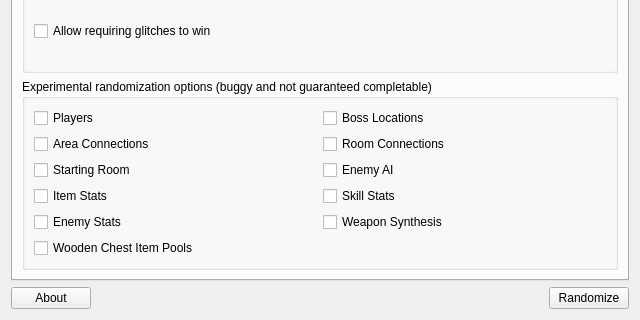
Old version of the form randomizer.ui in the repository LagoLunatic/dsvrandom; both pictures show x 0 to 640 and y 264 to 584 of the 640 by 584 pixel window.
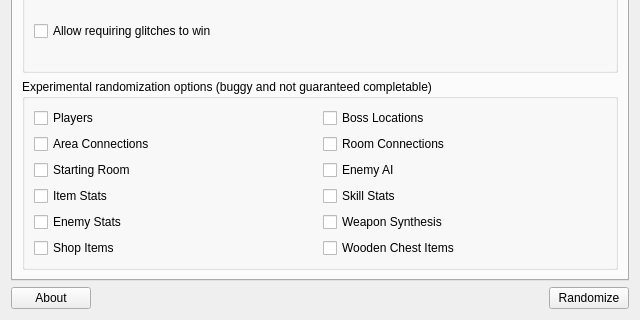
New version of the form. Icons and pictures are not drawn.

Commit message: Add shop randomizer

The edit to the form file:
```diff
--- a/randomizer.ui
+++ b/randomizer.ui
@@ -292,10 +292,17 @@
           </item>
           <item>
            <layout class="QHBoxLayout" name="horizontalLayout_13">
+            <item>
+             <widget class="QCheckBox" name="randomize_shop">
+              <property name="text">
+               <string>Shop Items</string>
+              </property>
+             </widget>
+            </item>
             <item>
              <widget class="QCheckBox" name="randomize_wooden_chests">
               <property name="text">
-               <string>Wooden Chest Item Pools</string>
+               <string>Wooden Chest Items</string>
               </property>
              </widget>
             </item>
```
The commit also changes 3 other files.
